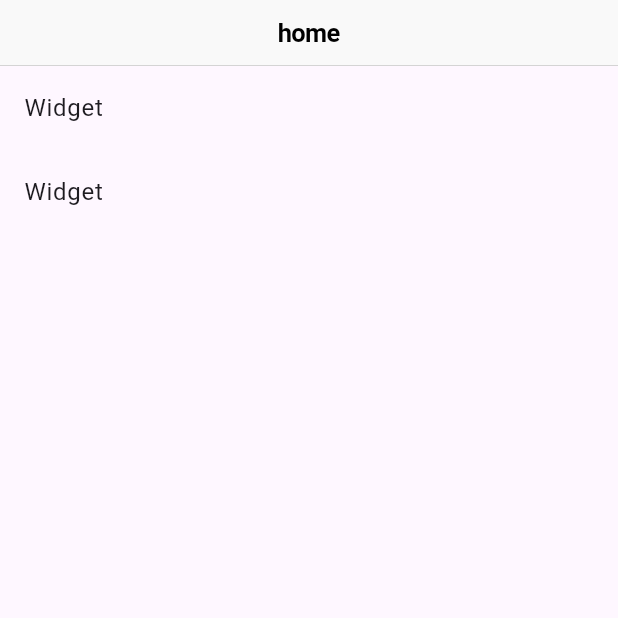
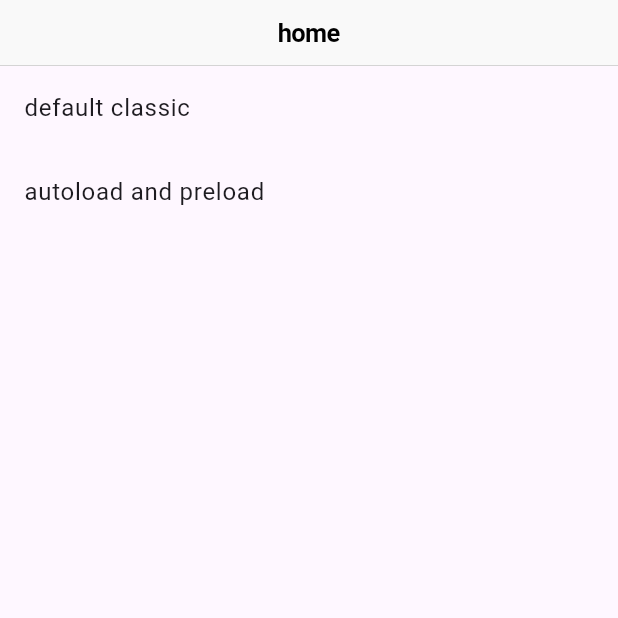
Before and after one commit to chdo002/load_more, a Flutter app: the screen it shows after launch, on a phone screen of 412 x 824 dp, the top half of it. Run offline on Flutter 3.47's test engine with Material 3 defaults, Android fonts, the phone set to English and light mode, and no system bars; missing offline and left inert: dart:html, load_more.

Commit message:
fix example bug

```diff
--- a/example/lib/classic.dart
+++ b/example/lib/classic.dart
@@ -22,7 +22,6 @@ class _ClassicState extends State<Classic> {
   Future<void> refresh() async {
     await Future.delayed(const Duration(seconds: 1));
     _count.value = initialCount;
-    var loadMores = loadMore();
   }
 
   Future<void> loadMore() async {
--- a/example/lib/main.dart
+++ b/example/lib/main.dart
@@ -2,6 +2,9 @@ import 'package:example/auto_load.dart';
 import 'package:example/classic.dart';
 import 'package:flutter/cupertino.dart';
 import 'package:flutter/material.dart';
+
+import 'package:example/tool/general.dart' as general;
+import 'package:flutter/widgets.dart';
 
 void main() {
   runApp(const MyApp());
@@ -17,14 +20,26 @@ class MyApp extends StatelessWidget {
       home: Scaffold(
           appBar: const CupertinoNavigationBar(middle: Text('home')),
           body: Builder(builder: (context) {
-            return ListView(
-              children: const [Classic(), AutoLoad()]
-                  .map((e) => ListTile(
-                        title: Text(e.toString()),
-                        onTap: () => Navigator.of(context)
-                            .push(CupertinoPageRoute(builder: (_) => e)),
-                      ))
-                  .toList(),
+            return Column(
+              children: [
+                Expanded(
+                  child: ListView(
+                    children: const [[Classic(),'default classic'], [AutoLoad(),'autoload and preload']]
+                        .map((e) => ListTile(
+                              title: Text(e[1] as String),
+                              onTap: () => Navigator.of(context)
+                                  .push(CupertinoPageRoute(builder: (_) => e[0] as Widget)),
+                            ))
+                        .toList(),
+                  ),
+                ),
+                if (!general.isMobile())
+                  const Column(children: [
+                    Text(
+                        'open this example using a browser on a mobile device.'),
+                    Text('or switch to mobile mode in development tool.')
+                  ])
+              ],
             );
           })),
     );
--- /dev/null
+++ b/example/lib/tool/general.dart
@@ -0,0 +1,3 @@
+// platform_specific.dart
+export 'generic_specific.dart'
+if (dart.library.html) 'web_specific.dart';
--- /dev/null
+++ b/example/lib/tool/generic_specific.dart
@@ -0,0 +1,3 @@
+bool isMobile() {
+  return true;
+}
```
Also changed, not shown: example/lib/tool/web_specific.dart (added, +7 -0 lines), 3 other files.
